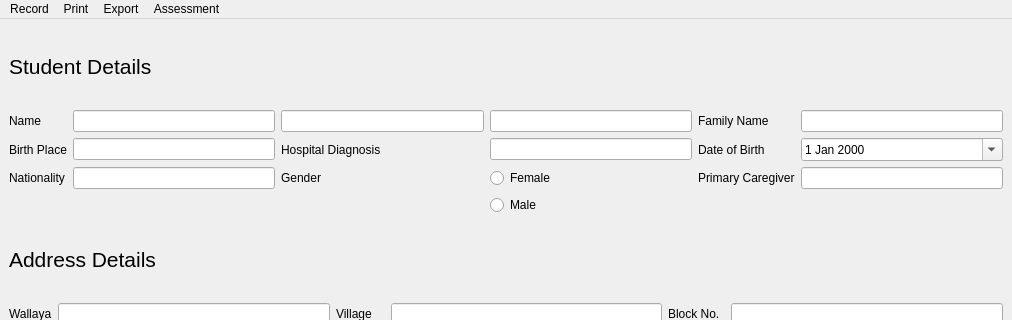
Before: the Qt Designer form student_entry.ui in PrimalSystemStudio/StudentManagement, drawn with Qt 5; both pictures show x 0 to 1012 and y 0 to 320 of the 1012 by 494 pixel window.
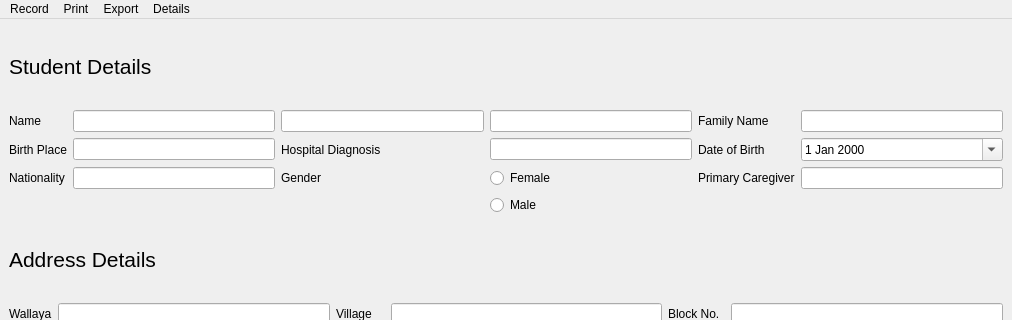
After: the same form once the commit is applied.

```diff
--- a/student_entry.ui
+++ b/student_entry.ui
@@ -392,7 +392,7 @@
    </widget>
    <widget class="QMenu" name="menuAssessment">
     <property name="title">
-     <string>Assessment</string>
+     <string>Details</string>
     </property>
     <widget class="QMenu" name="menuTools">
      <property name="title">
```
Left out of the diff: 2 changed lines with no effect on the pictures.
